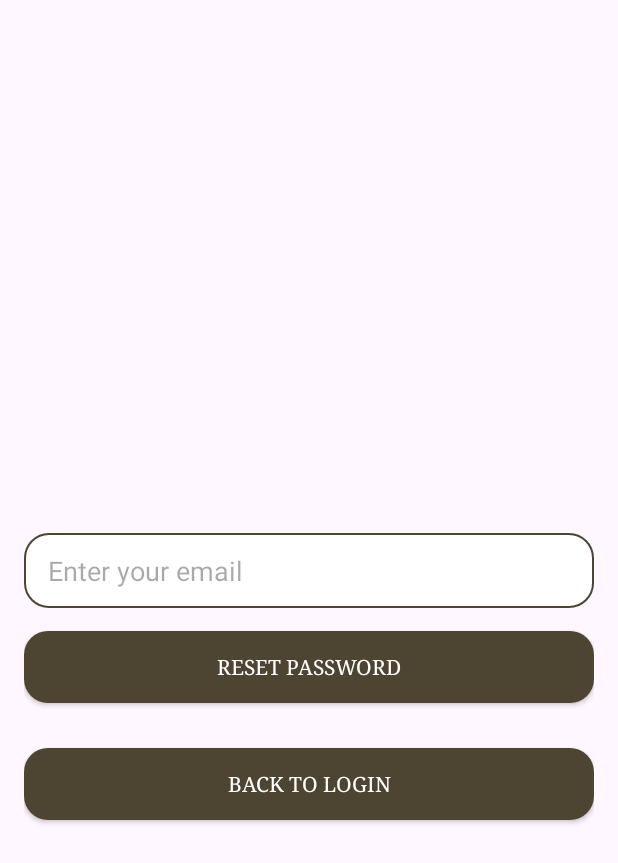
After one commit to yelena-green/SNHUCS-499, an Android app: the ForgotPasswordActivity screen opened directly, with no data from a screen before it, on a phone screen of 412 x 824 dp. The commit adds this screen. Shown: the top 863 px of the screen. Run offline under Robolectric (Android 15) with nearby library versions, the phone set to English and light mode, and no system bars.

Commit message:
Enhanced Forgot Password feature with temporary password and reset functionality

```diff
--- /dev/null
+++ b/app/src/main/java/com/zybooks/cardgrove/ForgotPasswordActivity.java
@@ -0,0 +1,131 @@
+/**
+ * SNHU CS-499 Software Capstone Project
+ * Author: Yelena Green
+ * Purpose: This activity allows users to request a temporary password
+ * if they have forgotten their current password. The temporary password
+ * is sent to their registered email address and is stored in the database
+ * with a temporary flag.
+ */
+
+package com.zybooks.cardgrove;
+
+import android.content.Intent;
+import android.os.Bundle;
+import android.util.Log;
+import android.widget.Button;
+import android.widget.EditText;
+import android.widget.Toast;
+import androidx.appcompat.app.AppCompatActivity;
+import java.util.Random;
+
+public class ForgotPasswordActivity extends AppCompatActivity {
+
+    private EditText emailEditText;
+    private Button resetPasswordButton;
+    private Button backToLoginButton;
+    private DatabaseHelper databaseHelper;
+
+    /**
+     * Initializes the activity and sets up views and event listeners.
+     *
+     * @param savedInstanceState State of the activity when it was previously closed.
+     */
+    @Override
+    protected void onCreate(Bundle savedInstanceState) {
+        super.onCreate(savedInstanceState);
+        setContentView(R.layout.activity_forgot_password);
+
+        initViews();
+        setupListeners();
+    }
+
+    /**
+     * Initializes all views in the activity.
+     */
+    private void initViews() {
+        emailEditText = findViewById(R.id.emailEditText);
+        resetPasswordButton = findViewById(R.id.resetPasswordButton);
+        backToLoginButton = findViewById(R.id.backToLoginButton);
+        databaseHelper = new DatabaseHelper(this); // Initialize database helper
+    }
+
+    /**
+     * Sets up event listeners for the buttons.
+     */
+    private void setupListeners() {
+        resetPasswordButton.setOnClickListener(v -> resetPassword());
+        backToLoginButton.setOnClickListener(v -> navigateToLogin());
+    }
+
+    /**
+     * Handles the password reset request. Generates a temporary password,
+     * stores it in the database, and sends it to the user's email address.
+     */
+    private void resetPassword() {
+        String email = emailEditText.getText().toString().trim();
+
+        if (isValidEmail(email)) {
+            if (databaseHelper.checkEmailExists(email)) {
+                String tempPassword = generateTempPassword();
+                boolean isUpdated = databaseHelper.storeTempPassword(email, tempPassword);
+
+                if (isUpdated) {
+                    sendTempPasswordEmail(email, tempPassword);
+                    Toast.makeText(this, "Temporary password sent to " + email, Toast.LENGTH_SHORT).show();
+                    navigateToLogin();
+                } else {
+                    Toast.makeText(this, "Failed to reset password. Try again later.", Toast.LENGTH_SHORT).show();
+                }
+            } else {
+                Toast.makeText(this, "Email not registered", Toast.LENGTH_SHORT).show();
+            }
+        } else {
+            Toast.makeText(this, "Invalid email address", Toast.LENGTH_SHORT).show();
+        }
+    }
+
+    /**
+     * Generates a secure temporary password.
+     *
+     * @return A randomly generated temporary password.
+     */
+    private String generateTempPassword() {
+        String chars = "ABCDEFGHIJKLMNOPQRSTUVWXYZabcdefghijklmnopqrstuvwxyz0123456789";
+        StringBuilder tempPassword = new StringBuilder();
+        Random random = new Random();
+        for (int i = 0; i < 6; i++) {
+            tempPassword.append(chars.charAt(random.nextInt(chars.length())));
+        }
+        return tempPassword.toString();
+    }
+
+    /**
+     * Sends the temporary password to the user's email address.
+     *
+     * @param email        The user's email address.
+     * @param tempPassword The temporary password.
+     */
+    private void sendTempPasswordEmail(String email, String tempPassword) {
+        Log.d("ForgotPassword", "Temporary password for " + email + ": " + tempPassword);
+    }
+
+    /**
+     * Navigates back to the LoginActivity.
+     */
+    private void navigateToLogin() {
+        Intent intent = new Intent(ForgotPasswordActivity.this, LoginActivity.class);
+        intent.setFlags(Intent.FLAG_ACTIVITY_CLEAR_TOP | Intent.FLAG_ACTIVITY_NEW_TASK);
+        startActivity(intent);
+        finish();
+    }
+
+    /**
+     * Validates the format of the email address.
+     *
+     * @param email The email address to validate.
+     * @return True if the email is valid, false otherwise.
+     */
+    private boolean isValidEmail(String email) {
+        return android.util.Patterns.EMAIL_ADDRESS.matcher(email).matches();
+    }
+}
--- /dev/null
+++ b/app/src/main/res/layout/activity_forgot_password.xml
@@ -0,0 +1,54 @@
+<?xml version="1.0" encoding="utf-8"?>
+<androidx.constraintlayout.widget.ConstraintLayout
+    xmlns:android="http://schemas.android.com/apk/res/android"
+    xmlns:app="http://schemas.android.com/apk/res-auto"
+    android:layout_width="match_parent"
+    android:layout_height="match_parent"
+    android:padding="16dp">
+
+    <!-- Email EditText -->
+    <EditText
+        android:id="@+id/emailEditText"
+        android:layout_width="0dp"
+        android:layout_height="wrap_content"
+        android:hint="@string/enter_your_email"
+        android:inputType="textEmailAddress"
+        app:layout_constraintStart_toStartOf="parent"
+        style="@style/CustomTextBox"
+        app:layout_constraintEnd_toEndOf="parent"
+        app:layout_constraintTop_toTopOf="parent"
+        app:layout_constraintBottom_toTopOf="@id/resetPasswordButton"
+        app:layout_constraintVertical_chainStyle="packed"
+        app:layout_constraintVertical_bias="0.5" />
+
+
+    <!-- Reset Password Button -->
+    <Button
+        android:id="@+id/resetPasswordButton"
+        android:layout_width="0dp"
+        android:layout_height="wrap_content"
+        android:text="@string/reset_password"
+        android:layout_marginTop="15dp"
+        style="@style/CustomButton"
+        app:layout_constraintStart_toStartOf="parent"
+        app:layout_constraintEnd_toEndOf="parent"
+        app:layout_constraintTop_toBottomOf="@id/emailEditText"
+        app:layout_constraintBottom_toBottomOf="parent"
+        app:layout_constraintVertical_bias="0.5" />
+
+    <!-- Back to Login Button -->
+    <Button
+        android:id="@+id/backToLoginButton"
+        style="@style/CustomButton"
+        android:layout_width="0dp"
+        android:layout_height="wrap_content"
+        android:text="@string/back_to_login"
+        app:layout_constraintBottom_toBottomOf="parent"
+        app:layout_constraintEnd_toEndOf="parent"
+        app:layout_constraintHorizontal_bias="0.0"
+        app:layout_constraintStart_toStartOf="parent"
+        app:layout_constraintTop_toBottomOf="@id/resetPasswordButton"
+        app:layout_constraintVertical_bias="0.102" />
+
+
+</androidx.constraintlayout.widget.ConstraintLayout>
--- a/app/src/main/res/values/strings.xml
+++ b/app/src/main/res/values/strings.xml
@@ -1,10 +1,11 @@
 <resources>
     <string name="app_name">CardGrove</string>
     <string name="logo_desc">CardGroveLogo</string>
-    <string name="username_hint">Username</string>
+    <string name="username_hint">Email</string>
     <string name="password_hint">Password</string>
     <string name="login">Login</string>
     <string name="create_account">Create Account</string>
+    <string name="forgot_password">Forgot Password?</string>
 
     <!-- Card Inventory Grid icons -->
     <string name="delete_card_icon">Delete Card</string>
@@ -22,6 +23,10 @@
     <string name="card_desc">card type</string>
     <string name="card_name">Card Name</string>
     <string name="_0">0</string>
+    <string name="enter_your_email">Enter your email</string>
+    <string name="reset_password">Reset Password</string>
+    <string name="back_to_login">Back to Login</string>
+    <string name="enter_your_new_password">Enter your new password</string>
 
     <!-- Card Occasions Array -->
     <string-array name="occasion_array">
```
Also changed, not shown: app/src/main/AndroidManifest.xml (+6 -4 lines), app/src/main/java/com/zybooks/cardgrove/DatabaseHelper.java (+169 -24 lines), app/src/main/java/com/zybooks/cardgrove/LoginActivity.java (+68 -32 lines), app/src/main/java/com/zybooks/cardgrove/MainActivity.java (+84 -26 lines), app/src/main/java/com/zybooks/cardgrove/ResetPasswordActivity.java (added, +78 -0 lines), app/src/main/res/layout/activity_login.xml (+18 -3 lines), app/src/main/res/layout/activity_reset_password.xml (added, +39 -0 lines).
